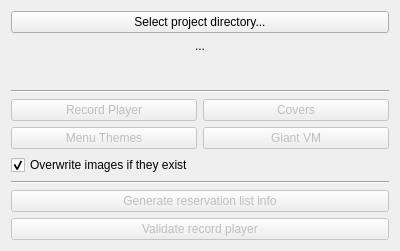
Old version of the form src/ui/project_window.ui in the repository lumiscosity/pivoine.
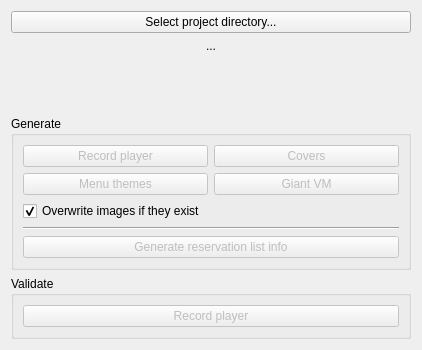
New version of the form.

Commit message:
rearrange main ui
time for validation

Diff of the .ui file:
```diff
--- a/src/ui/project_window.ui
+++ b/src/ui/project_window.ui
@@ -6,8 +6,8 @@
    <rect>
     <x>0</x>
     <y>0</y>
-    <width>400</width>
-    <height>251</height>
+    <width>422</width>
+    <height>350</height>
    </rect>
   </property>
   <property name="windowTitle">
@@ -45,12 +45,11 @@
     </spacer>
    </item>
    <item>
-    <widget class="Line" name="line">
-     <property name="orientation">
-      <enum>Qt::Orientation::Horizontal</enum>
+    <widget class="QGroupBox" name="groupBox">
+     <property name="title">
+      <string>Generate</string>
      </property>
-    </widget>
-   </item>
+     <layout class="QVBoxLayout" name="verticalLayout_2">
    <item>
     <layout class="QGridLayout" name="gridLayout">
      <item row="0" column="0">
@@ -59,7 +58,7 @@
         <bool>false</bool>
        </property>
        <property name="text">
-        <string>Record Player</string>
+           <string>Record player</string>
        </property>
       </widget>
      </item>
@@ -79,7 +78,7 @@
         <bool>false</bool>
        </property>
        <property name="text">
-        <string>Menu Themes</string>
+           <string>Menu themes</string>
        </property>
       </widget>
      </item>
@@ -122,7 +121,18 @@
      </property>
     </widget>
    </item>
+     </layout>
+    </widget>
+   </item>
    <item>
+    <widget class="QGroupBox" name="groupBox_2">
+     <property name="title">
+      <string>Validate</string>
+     </property>
+     <layout class="QVBoxLayout" name="verticalLayout_3">
+      <item>
+       <layout class="QGridLayout" name="gridLayout_2">
+        <item row="0" column="0">
     <widget class="QPushButton" name="validateRPPushButton">
      <property name="enabled">
       <bool>false</bool>
@@ -131,8 +141,13 @@
       <string>This might take a while!</string>
      </property>
      <property name="text">
-      <string>Validate record player</string>
-     </property>
+           <string>Record player</string>
+          </property>
+         </widget>
+        </item>
+       </layout>
+      </item>
+     </layout>
     </widget>
    </item>
   </layout>
```
Lines whose indentation alone changed are shown as unchanged.
